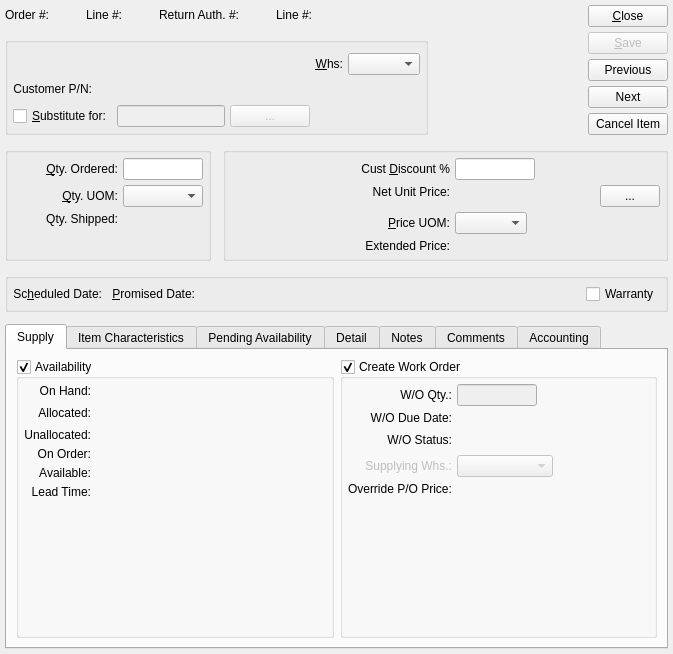
Qt form guiclient/salesOrderItem.ui (Pegasus-RPG/xtuple-client) before a commit.
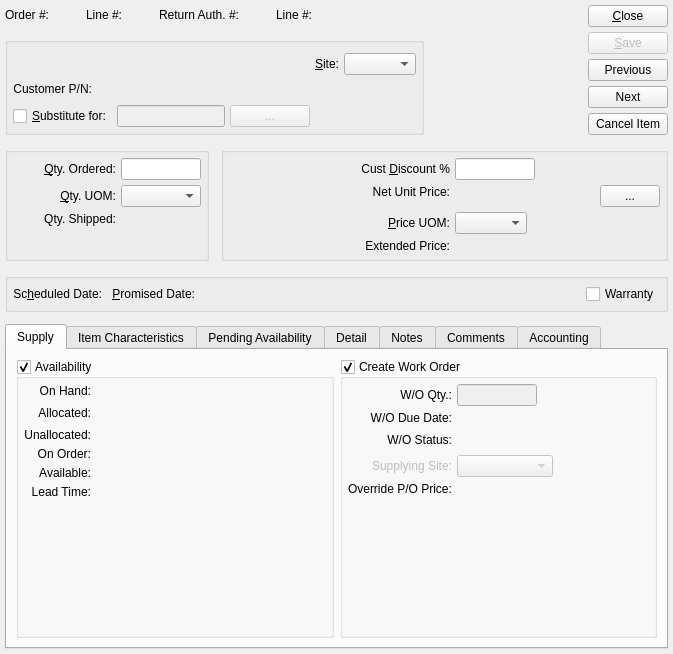
The same form after that commit. Custom widgets are drawn as their Qt base class.

Commit message: issue #6692:first pass for changing "Warehouse" to "Site"

```diff
--- a/guiclient/salesOrderItem.ui
+++ b/guiclient/salesOrderItem.ui
@@ -318,7 +318,7 @@
           <item row="0" column="0" >
            <widget class="QLabel" name="_warehouseLit" >
             <property name="text" >
-             <string>&amp;Whs:</string>
+             <string>&amp;Site:</string>
             </property>
             <property name="alignment" >
              <set>Qt::AlignRight|Qt::AlignTrailing|Qt::AlignVCenter</set>
@@ -1163,7 +1163,7 @@
                <bool>false</bool>
               </property>
               <property name="text" >
-               <string>Supplying Whs.:</string>
+               <string>Supplying Site:</string>
               </property>
               <property name="alignment" >
                <set>Qt::AlignRight|Qt::AlignTrailing|Qt::AlignVCenter</set>
```
The commit also changes 201 other files.
